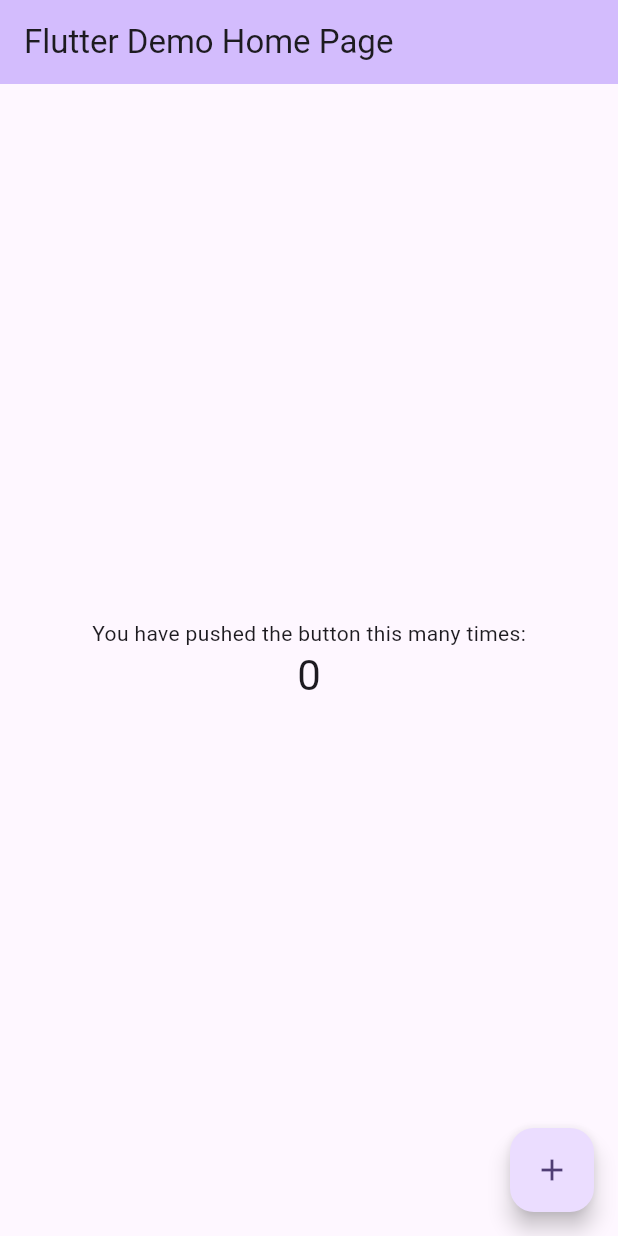
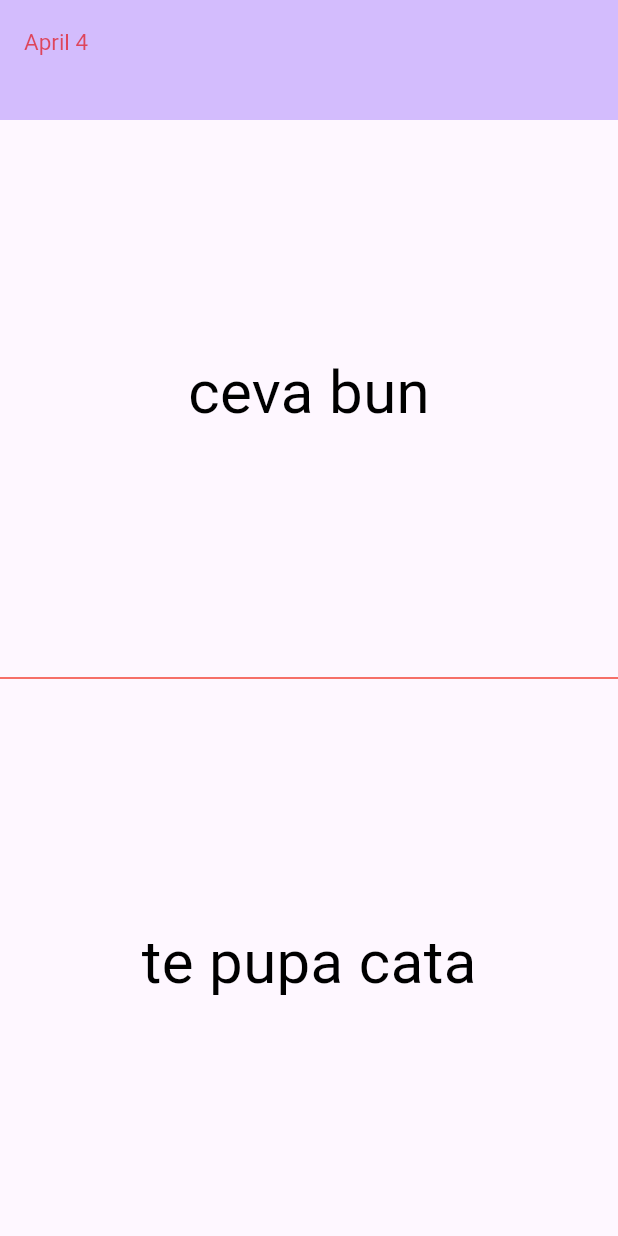
Before and after one commit to catalinSanduMarian/dear_me, a Flutter app: the screen it shows after launch, on a phone screen of 412 x 824 dp. Run offline on Flutter 3.47's test engine with Material 3 defaults, Android fonts, the phone set to English and light mode, and no system bars.

Commit message:
Done some small stuff, learing still

```diff
--- a/frontend_dearme/analysis_options.yaml
+++ b/frontend_dearme/analysis_options.yaml
@@ -7,6 +7,9 @@
 
 # The following line activates a set of recommended lints for Flutter apps,
 # packages, and plugins designed to encourage good coding practices.
+analyzer:
+  errors:
+    camel_case_types: ignore
 include: package:flutter_lints/flutter.yaml
 
 linter:
--- /dev/null
+++ b/frontend_dearme/lib/appbar_home_screen.dart
@@ -0,0 +1,55 @@
+import 'package:flutter/material.dart';
+import 'package:frontend_dearme/main.dart';
+import 'package:intl/intl.dart';
+
+class appbar_home_screen extends StatefulWidget implements PreferredSizeWidget {
+  const appbar_home_screen({super.key, required this.widget});
+
+  final MyHomePage widget;
+
+
+
+
+  @override
+  State<appbar_home_screen> createState() => _appbar_home_screenState();
+
+  @override
+  Size get preferredSize => Size.fromHeight(80.0);
+}
+
+class _appbar_home_screenState extends State<appbar_home_screen> {
+
+  String date_text = DateFormat.MMMMd().format(DateTime.now());
+  late List<Widget> widget_list= <Widget>[
+    Text(
+      date_text,
+      style: TextStyle(
+        color:Color.fromARGB(169, 227, 8, 8),
+        fontSize: 15,
+        )
+
+      ),
+    ];
+
+
+
+
+
+  @override
+  Widget build(BuildContext context) {
+    return AppBar(
+      // TRY THIS: Try changing the color here to a specific color (to
+      // Colors.amber, perhaps?) and trigger a hot reload to see the AppBar
+      // change color while the other colors stay the same.
+      backgroundColor: Theme.of(context).colorScheme.inversePrimary,
+      // Here we take the value from the MyHomePage object that was created by
+      // the App.build method, and use it to set our appbar title.
+      title: Column(
+        children: widget_list,
+      ),
+    );
+  }
+
+
+
+}
--- /dev/null
+++ b/frontend_dearme/lib/magic_scroll_history.dart
@@ -0,0 +1,25 @@
+import 'package:flutter/material.dart';
+
+// string toshow sohuld be
+class data_pack_for_history {
+  String img_path="";
+  String text_for_history="";
+}
+
+class magic_scroll_history extends StatefulWidget {
+  const magic_scroll_history({super.key, required this.to_show});
+  final String to_show;
+
+  @override
+  State<magic_scroll_history> createState() => _magic_scroll_historyState();
+}
+
+class _magic_scroll_historyState extends State<magic_scroll_history> {
+  @override
+  Widget build(BuildContext context) {
+    return Text(
+      widget.to_show,
+      style: TextStyle(color: Colors.black, fontSize: 40.0),
+    );
+  }
+}
--- a/frontend_dearme/lib/main.dart
+++ b/frontend_dearme/lib/main.dart
@@ -1,17 +1,24 @@
 import 'package:flutter/material.dart';
+import 'package:frontend_dearme/appbar_home_screen.dart';
+import 'package:frontend_dearme/promt_and_scrolling_widget.dart';
 
 void main() {
   runApp(const MyApp());
 }
 
-class MyApp extends StatelessWidget {
+class MyApp extends StatefulWidget {
   const MyApp({super.key});
 
+  @override
+  State<MyApp> createState() => _MyAppState();
+}
+
+class _MyAppState extends State<MyApp> {
   // This widget is the root of your application.
   @override
   Widget build(BuildContext context) {
     return MaterialApp(
-      title: 'Flutter Demo',
+      title: 'Dear Me',
       theme: ThemeData(
         // This is the theme of your application.
         //
@@ -28,7 +35,7 @@ class MyApp extends StatelessWidget {
         //
         // This works for code too, not just values: Most code changes can be
         // tested with just a hot reload.
-        colorScheme: .fromSeed(seedColor: Colors.deepPurple),
+        colorScheme: ColorScheme.fromSeed(seedColor: Colors.deepPurple),
       ),
       home: const MyHomePage(title: 'Flutter Demo Home Page'),
     );
@@ -48,24 +55,12 @@ class MyHomePage extends StatefulWidget {
   // always marked "final".
 
   final String title;
-
   @override
-  State<MyHomePage> createState() => _MyHomePageState();
+  State<MyHomePage> createState() => MyHomePageState();
 }
 
-class _MyHomePageState extends State<MyHomePage> {
-  int _counter = 0;
-
-  void _incrementCounter() {
-    setState(() {
-      // This call to setState tells the Flutter framework that something has
-      // changed in this State, which causes it to rerun the build method below
-      // so that the display can reflect the updated values. If we changed
-      // _counter without calling setState(), then the build method would not be
-      // called again, and so nothing would appear to happen.
-      _counter++;
-    });
-  }
+class MyHomePageState extends State<MyHomePage> {
+  String text_to_print = "ceva bun";
 
   @override
   Widget build(BuildContext context) {
@@ -76,47 +71,8 @@ class _MyHomePageState extends State<MyHomePage> {
     // fast, so that you can just rebuild anything that needs updating rather
     // than having to individually change instances of widgets.
     return Scaffold(
-      appBar: AppBar(
-        // TRY THIS: Try changing the color here to a specific color (to
-        // Colors.amber, perhaps?) and trigger a hot reload to see the AppBar
-        // change color while the other colors stay the same.
-        backgroundColor: Theme.of(context).colorScheme.inversePrimary,
-        // Here we take the value from the MyHomePage object that was created by
-        // the App.build method, and use it to set our appbar title.
-        title: Text(widget.title),
-      ),
-      body: Center(
-        // Center is a layout widget. It takes a single child and positions it
-        // in the middle of the parent.
-        child: Column(
-          // Column is also a layout widget. It takes a list of children and
-          // arranges them vertically. By default, it sizes itself to fit its
-          // children horizontally, and tries to be as tall as its parent.
-          //
-          // Column has various properties to control how it sizes itself and
-          // how it positions its children. Here we use mainAxisAlignment to
-          // center the children vertically; the main axis here is the vertical
-          // axis because Columns are vertical (the cross axis would be
-          // horizontal).
-          //
-          // TRY THIS: Invoke "debug painting" (choose the "Toggle Debug Paint"
-          // action in the IDE, or press "p" in the console), to see the
-          // wireframe for each widget.
-          mainAxisAlignment: .center,
-          children: [
-            const Text('You have pushed the button this many times:'),
-            Text(
-              '$_counter',
-              style: Theme.of(context).textTheme.headlineMedium,
-            ),
-          ],
-        ),
-      ),
-      floatingActionButton: FloatingActionButton(
-        onPressed: _incrementCounter,
-        tooltip: 'Increment',
-        child: const Icon(Icons.add),
-      ),
-    );
+      appBar: appbar_home_screen(widget: widget),
+      body:promt_and_scrolling_widget(homeState: this),
+      );
   }
 }
--- /dev/null
+++ b/frontend_dearme/lib/promt_and_scrolling_widget.dart
@@ -0,0 +1,54 @@
+import 'package:flutter/material.dart';
+import 'package:frontend_dearme/magic_scroll_history.dart';
+import 'package:frontend_dearme/main.dart';
+
+class promt_and_scrolling_widget extends StatefulWidget {
+  promt_and_scrolling_widget({super.key, required this.homeState});
+  final MyHomePageState homeState;
+  @override
+  State<promt_and_scrolling_widget> createState() =>
+      _promt_and_scrolling_widget_state();
+}
+
+class _promt_and_scrolling_widget_state
+    extends State<promt_and_scrolling_widget> {
+  @override
+  Widget build(BuildContext context) {
+    return Column(
+      children: [
+        Expanded(
+          flex: 50,
+          child: Center(
+            child: cute_promt(text_to_print: widget.homeState.text_to_print),
+          ),
+        ),
+        Divider(color: Colors.red),
+        Expanded(
+          flex: 50,
+          child: Center(child: magic_scroll_history(to_show: "te pupa cata")),
+        ),
+      ],
+    );
+  }
+}
+
+
+// il fac mult mai mare decat e acum, ?
+//calculez size-ul in functie de cat text e?
+
+class cute_promt extends StatelessWidget {
+  const cute_promt({
+    super.key,
+    required this.text_to_print,
+  });
+
+  final String text_to_print;
+
+  @override
+  Widget build(BuildContext context) {
+    return Text(
+      text_to_print,
+      style: TextStyle(color: Colors.black, fontSize: 40.0),
+    );
+  }
+}
--- a/frontend_dearme/pubspec.yaml
+++ b/frontend_dearme/pubspec.yaml
@@ -34,6 +34,7 @@ dependencies:
   # The following adds the Cupertino Icons font to your application.
   # Use with the CupertinoIcons class for iOS style icons.
   cupertino_icons: ^1.0.8
+  intl: ^0.20.2
 
 dev_dependencies:
   flutter_test:
```
Also changed, not shown: frontend_dearme/pubspec.lock.
